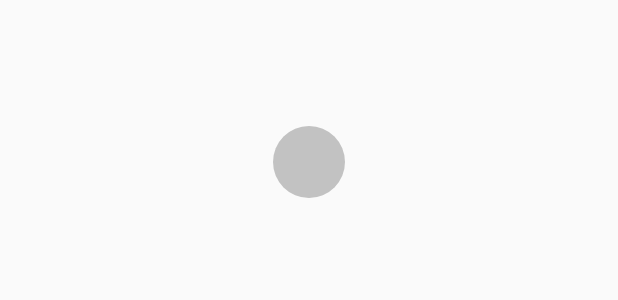
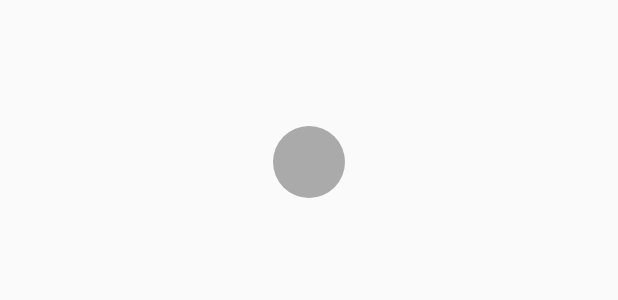
Before and after one commit to jeonghyeonee/Groupify, an Android app: the layout item_folder.xml on its own in the app's theme, with its tools: preview values and no code run, on a phone screen of 412 x 824 dp. Shown: the top 300 px of the screen. Run offline under Robolectric (Android 15) with nearby library versions, the light colour scheme and no system bars.

Commit message:
model 수정

```diff
--- a/Groupify/app/src/main/java/com/example/groupify/SelectionActivity.kt
+++ b/Groupify/app/src/main/java/com/example/groupify/SelectionActivity.kt
@@ -1,4 +1,6 @@
 package com.example.groupify
+
+
 
 import android.Manifest
 import android.app.AlertDialog
--- /dev/null
+++ b/Groupify/app/src/main/res/drawable/folder_background.xml
@@ -0,0 +1,5 @@
+<?xml version="1.0" encoding="utf-8"?>
+<shape xmlns:android="http://schemas.android.com/apk/res/android">
+    <solid android:color="#80FFFFFF"/> <!-- 불투명한 흰색 (80% 투명도) -->
+    <corners android:radius="12dp"/> <!-- 둥근 모서리 설정 -->
+</shape>
--- a/Groupify/app/src/main/res/layout/item_folder.xml
+++ b/Groupify/app/src/main/res/layout/item_folder.xml
@@ -10,15 +10,12 @@
         android:layout_height="200dp"
         android:layout_gravity="center">
 
-    <!-- 폴더 배경 -->
-    <ImageView
-        android:id="@+id/folderIcon"
+        <!-- 폴더 배경 (둥근 모서리 불투명한 사각형) -->
+        <View
             android:layout_width="48dp"
             android:layout_height="48dp"
             android:layout_gravity="center"
-        android:background="@drawable/rounded_folder"
-        android:contentDescription="@string/folder_icon_desc"
-        android:alpha="0.7" />
+            android:background="@drawable/rounded_folder" /> <!-- drawable에 정의된 둥근 배경 사용 -->
 
         <!-- 폴더 아이콘 3x3 그리드가 채워질 부분은 자바 코드에서 동적으로 처리합니다 -->
         <GridLayout
```
Also changed, not shown: Groupify/app/src/main/java/com/example/groupify/ColorClassify.kt (+25 -15 lines). Lines whose indentation alone changed are shown as unchanged.
